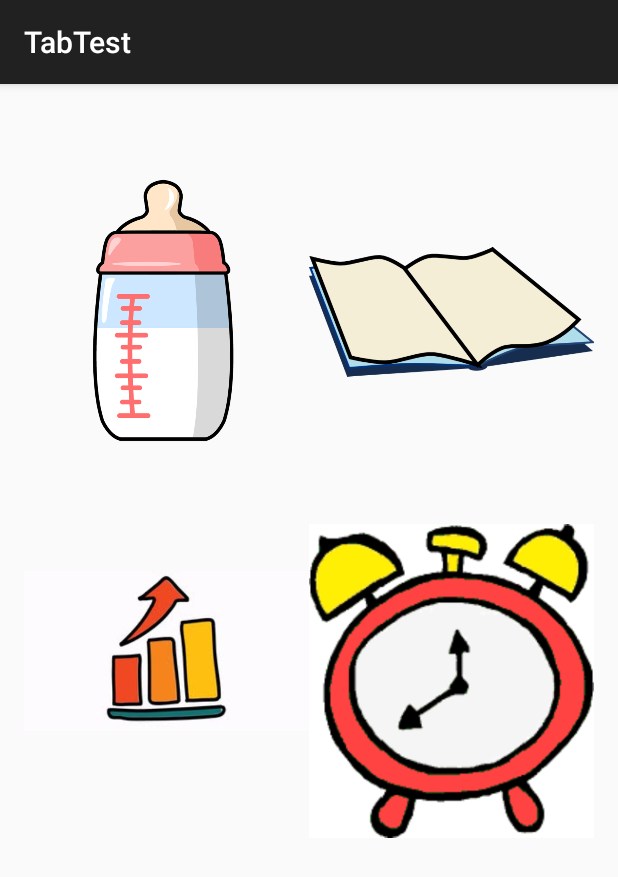
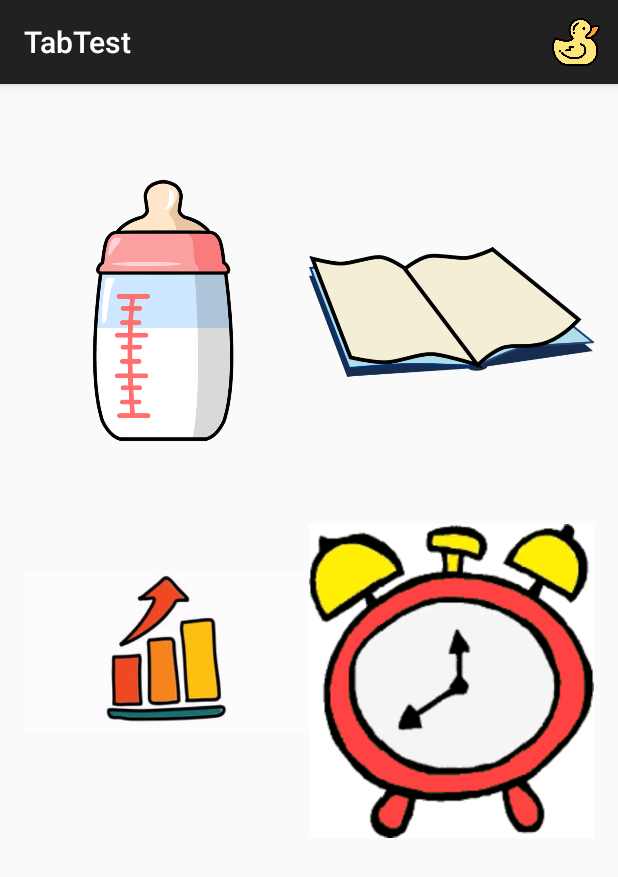
Before and after one commit to JHeggen/smart-baby-feeding, an Android app: the screen it shows after launch (LaunchActivity), on a phone screen of 412 x 824 dp. Shown: the top 877 px of the screen. Run offline under Robolectric (Android 15) with nearby library versions, the phone set to English and light mode, and no system bars; libraries missing offline, so code that uses them is left out: org.greenrobot.greendao; 4 statements that could not run were skipped.

Commit message:
quack quack quack

```diff
--- a/app/src/main/AndroidManifest.xml
+++ b/app/src/main/AndroidManifest.xml
@@ -11,11 +11,12 @@
         <activity android:name=".LaunchActivity">
             <intent-filter>
                 <action android:name="android.intent.action.MAIN" />
+
                 <category android:name="android.intent.category.LAUNCHER" />
             </intent-filter>
         </activity>
-        <activity android:name=".TabActivity">
-        </activity>
+        <activity android:name=".TabActivity"></activity>
+        <activity android:name=".SettingsActivity"></activity>
     </application>
 
 </manifest>
--- a/app/src/main/java/a00907981/comp3717/bcit/ca/tabtest/LaunchActivity.java
+++ b/app/src/main/java/a00907981/comp3717/bcit/ca/tabtest/LaunchActivity.java
@@ -1,8 +1,12 @@
 package a00907981.comp3717.bcit.ca.tabtest;
 
 import android.content.Intent;
+import android.support.v7.app.ActionBar;
 import android.support.v7.app.AppCompatActivity;
 import android.os.Bundle;
+import android.view.Menu;
+import android.view.MenuInflater;
+import android.view.MenuItem;
 import android.view.View;
 
 import org.greenrobot.greendao.database.Database;
@@ -20,11 +24,26 @@ public class LaunchActivity extends AppCompatActivity {
         super.onCreate(savedInstanceState);
         setContentView(R.layout.activity_launcher);
 
+        ActionBar ab = getSupportActionBar();
+        ab.setIcon(R.drawable.ducky);
+
         DaoMaster.DevOpenHelper helper = new DaoMaster.DevOpenHelper(this, "sbf-db");
         Database db = helper.getWritableDb();
         DaoSession daoSession = new DaoMaster(db).newSession();
         //DaoSession daoSession = ((App) getApplication()).getDaoSession();
         populateDB(daoSession);
+    }
+
+    @Override
+    public boolean onCreateOptionsMenu(Menu menu) {
+        MenuInflater inflater = getMenuInflater();
+        inflater.inflate(R.menu.menu_bar, menu);
+        return true;
+    }
+
+    public void goToSettings(MenuItem item){
+        Intent intent = new Intent(this, SettingsActivity.class);
+        startActivity(intent);
     }
 
     public void feedClick(View view){
--- a/app/src/main/java/a00907981/comp3717/bcit/ca/tabtest/TabActivity.java
+++ b/app/src/main/java/a00907981/comp3717/bcit/ca/tabtest/TabActivity.java
@@ -28,6 +28,9 @@ public class TabActivity extends AppCompatActivity {
 
         ActionBar ab = getSupportActionBar();
         ab.setDisplayHomeAsUpEnabled(true);
+        ab.setIcon(R.drawable.ducky);
+
+
 
         createTabs();
         createChart();
--- a/app/src/main/res/menu/menu_bar.xml
+++ b/app/src/main/res/menu/menu_bar.xml
@@ -1,9 +1,11 @@
 <?xml version="1.0" encoding="utf-8"?>
-<menu xmlns:android="http://schemas.android.com/apk/res/android">
+<menu xmlns:android="http://schemas.android.com/apk/res/android"
+    xmlns:app="http://schemas.android.com/apk/res-auto">
 
     <item
-        android:id="@+id/action_setting"
+        android:id="@+id/action_menu"
         android:icon="@drawable/ducky"
-        android:title="Settings"/>
-
+        android:title="Settings"
+        app:showAsAction="always"
+        android:onClick="goToSettings"/>
 </menu>
```
Also changed, not shown: app/src/main/java/a00907981/comp3717/bcit/ca/tabtest/RecipeList/Ingred.java (+0 -20 lines), app/src/main/java/a00907981/comp3717/bcit/ca/tabtest/RecipeList/RecipeNameCreator.java (+2 -5 lines), app/src/main/java/a00907981/comp3717/bcit/ca/tabtest/SettingsActivity.java (added, +13 -0 lines), app/src/main/res/layout/activity_settings.xml (added, +13 -0 lines).
